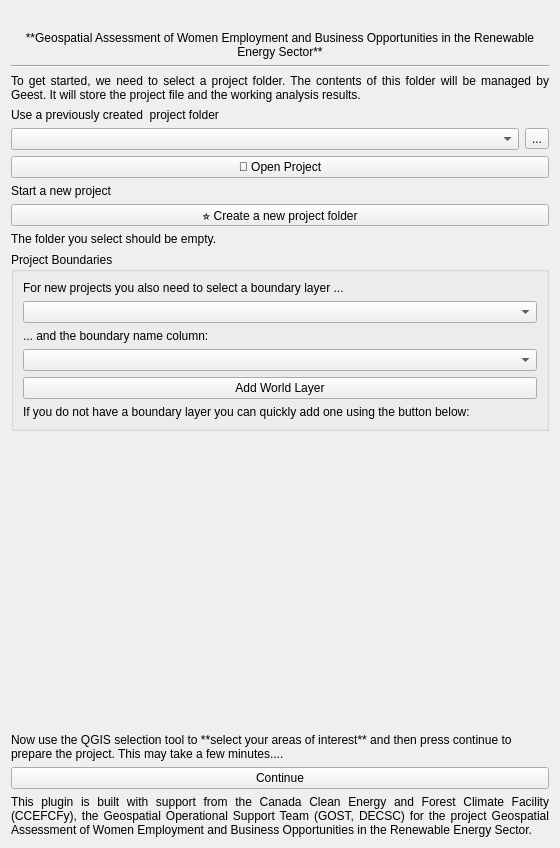
The window that geest/ui/setup_panel_base.ui (worldbank/GEEST) describes before a commit, drawn with Qt 5.
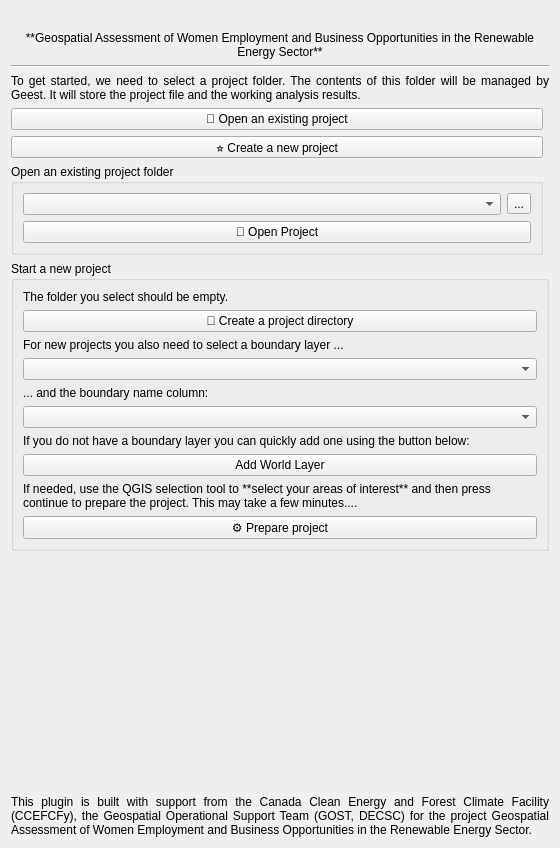
The same window after the commit. Icons and pictures are not drawn. Custom widgets are drawn as their Qt base class.

Commit message: Setup of new project workflow working

The edit to the form file:
```diff
--- a/geest/ui/setup_panel_base.ui
+++ b/geest/ui/setup_panel_base.ui
@@ -14,13 +14,6 @@
    <string>Form</string>
   </property>
   <layout class="QGridLayout" name="gridLayout">
-   <item row="7" column="0">
-    <widget class="QLabel" name="label_10">
-     <property name="text">
-      <string>Start a new project</string>
-     </property>
-    </widget>
-   </item>
    <item row="15" column="0" colspan="2">
     <widget class="QLabel" name="label_5">
      <property name="text">
@@ -47,24 +40,16 @@
      </property>
     </widget>
    </item>
-   <item row="4" column="0">
-    <widget class="QLabel" name="label">
-     <property name="text">
-      <string>Use a previously created  project folder</string>
+   <item row="5" column="0">
+    <widget class="QToolButton" name="create_new_project_button">
+     <property name="sizePolicy">
+      <sizepolicy hsizetype="MinimumExpanding" vsizetype="Fixed">
+       <horstretch>0</horstretch>
+       <verstretch>0</verstretch>
+      </sizepolicy>
      </property>
-    </widget>
-   </item>
-   <item row="5" column="1">
-    <widget class="QToolButton" name="dir_button">
      <property name="text">
-      <string>...</string>
-     </property>
-    </widget>
-   </item>
-   <item row="14" column="0" colspan="2">
-    <widget class="QPushButton" name="continue_button">
-     <property name="text">
-      <string>Continue</string>
+      <string>⭐️ Create a new project</string>
      </property>
     </widget>
    </item>
@@ -94,11 +79,30 @@
      </property>
     </widget>
    </item>
-   <item row="6" column="0" colspan="2">
-    <widget class="QPushButton" name="open_project_button">
-     <property name="text">
-      <string>📂 Open Project</string>
+   <item row="6" column="0">
+    <widget class="QGroupBox" name="open_project_group">
+     <property name="title">
+      <string>Open an existing project folder</string>
      </property>
+     <layout class="QGridLayout" name="gridLayout_2">
+      <item row="0" column="0">
+       <widget class="QComboBox" name="previous_project_combo"/>
+      </item>
+      <item row="0" column="1">
+       <widget class="QToolButton" name="dir_button">
+        <property name="text">
+         <string>...</string>
+        </property>
+       </widget>
+      </item>
+      <item row="1" column="0" colspan="2">
+       <widget class="QPushButton" name="open_project_button">
+        <property name="text">
+         <string>📂 Open Project</string>
+        </property>
+       </widget>
+      </item>
+     </layout>
     </widget>
    </item>
    <item row="1" column="0" colspan="2">
@@ -124,41 +128,26 @@
      </property>
     </widget>
    </item>
-   <item row="13" column="0" colspan="2">
-    <widget class="QLabel" name="label_9">
-     <property name="text">
-      <string>Now use the QGIS selection tool to **select your areas of interest** and then press continue to prepare the project. This may take a few minutes....</string>
-     </property>
-     <property name="textFormat">
-      <enum>Qt::MarkdownText</enum>
-     </property>
-     <property name="wordWrap">
-      <bool>true</bool>
-     </property>
-    </widget>
-   </item>
-   <item row="5" column="0">
-    <widget class="QComboBox" name="previous_project_combo"/>
-   </item>
-   <item row="8" column="0" colspan="2">
-    <widget class="QToolButton" name="create_project_button">
-     <property name="sizePolicy">
-      <sizepolicy hsizetype="MinimumExpanding" vsizetype="Fixed">
-       <horstretch>0</horstretch>
-       <verstretch>0</verstretch>
-      </sizepolicy>
-     </property>
-     <property name="text">
-      <string>⭐️ Create a new project folder</string>
-     </property>
-    </widget>
-   </item>
    <item row="10" column="0" colspan="2">
     <widget class="QGroupBox" name="new_project_group">
      <property name="title">
-      <string>Project Boundaries</string>
+      <string>Start a new project</string>
      </property>
      <layout class="QVBoxLayout" name="verticalLayout">
+      <item>
+       <widget class="QLabel" name="label_4">
+        <property name="text">
+         <string>The folder you select should be empty.</string>
+        </property>
+       </widget>
+      </item>
+      <item>
+       <widget class="QPushButton" name="create_project_directory_button">
+        <property name="text">
+         <string>📂 Create a project directory</string>
+        </property>
+       </widget>
+      </item>
       <item>
        <widget class="QLabel" name="label_6">
         <property name="text">
@@ -183,14 +172,7 @@
        </widget>
       </item>
       <item>
-       <widget class="QComboBox" name="field_combo"/>
-      </item>
-      <item>
-       <widget class="QPushButton" name="world_map_button">
-        <property name="text">
-         <string>Add World Layer</string>
-        </property>
-       </widget>
+       <widget class="QgsFieldComboBox" name="field_combo"/>
       </item>
       <item>
        <widget class="QLabel" name="label_8">
@@ -202,18 +184,57 @@
         </property>
        </widget>
       </item>
+      <item>
+       <widget class="QPushButton" name="world_map_button">
+        <property name="text">
+         <string>Add World Layer</string>
+        </property>
+       </widget>
+      </item>
+      <item>
+       <widget class="QLabel" name="label_9">
+        <property name="text">
+         <string>If needed, use the QGIS selection tool to **select your areas of interest** and then press continue to prepare the project. This may take a few minutes....</string>
+        </property>
+        <property name="textFormat">
+         <enum>Qt::MarkdownText</enum>
+        </property>
+        <property name="wordWrap">
+         <bool>true</bool>
+        </property>
+       </widget>
+      </item>
+      <item>
+       <widget class="QPushButton" name="prepare_project_button">
+        <property name="text">
+         <string>⚙️ Prepare project</string>
+        </property>
+       </widget>
+      </item>
      </layout>
     </widget>
    </item>
-   <item row="9" column="0" colspan="2">
-    <widget class="QLabel" name="label_4">
+   <item row="4" column="0">
+    <widget class="QPushButton" name="open_existing_project_button">
      <property name="text">
-      <string>The folder you select should be empty.</string>
+      <string>📂 Open an existing project</string>
      </property>
     </widget>
    </item>
   </layout>
  </widget>
+ <customwidgets>
+  <customwidget>
+   <class>QgsMapLayerComboBox</class>
+   <extends>QComboBox</extends>
+   <header>qgis.gui</header>
+  </customwidget>
+  <customwidget>
+   <class>QgsFieldComboBox</class>
+   <extends>QComboBox</extends>
+   <header>qgis.gui</header>
+  </customwidget>
+ </customwidgets>
  <resources/>
  <connections>
   <connection>
```
Left out of the diff: 54 changed lines with no effect on the pictures. The commit also changes 2 other files.
